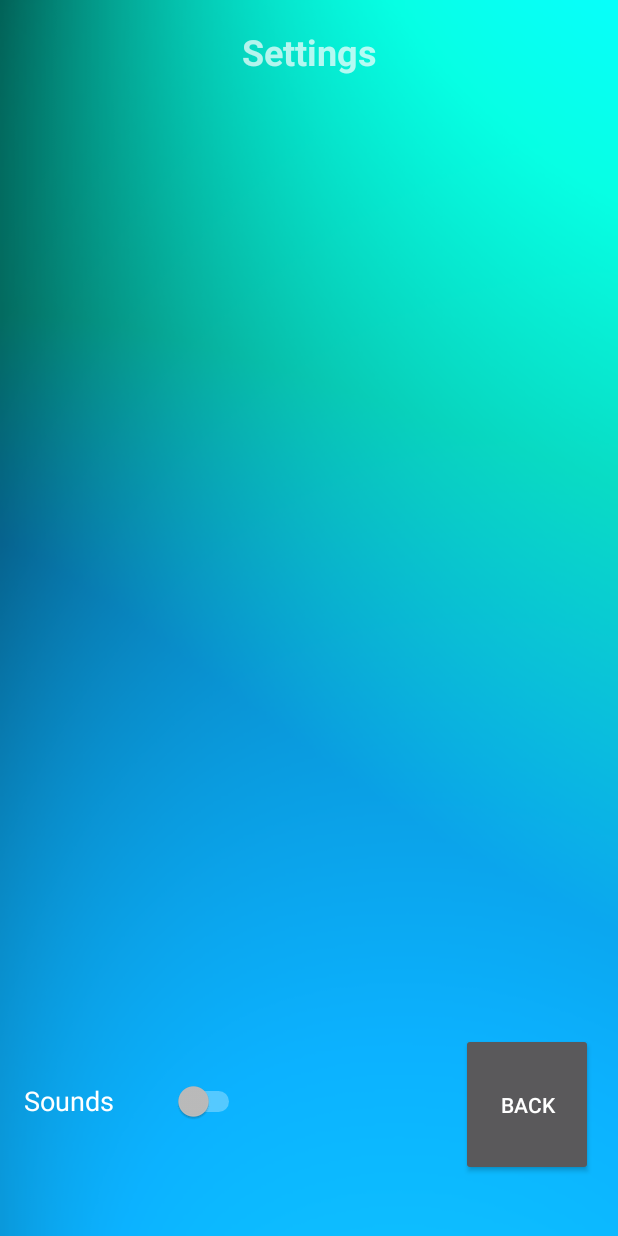
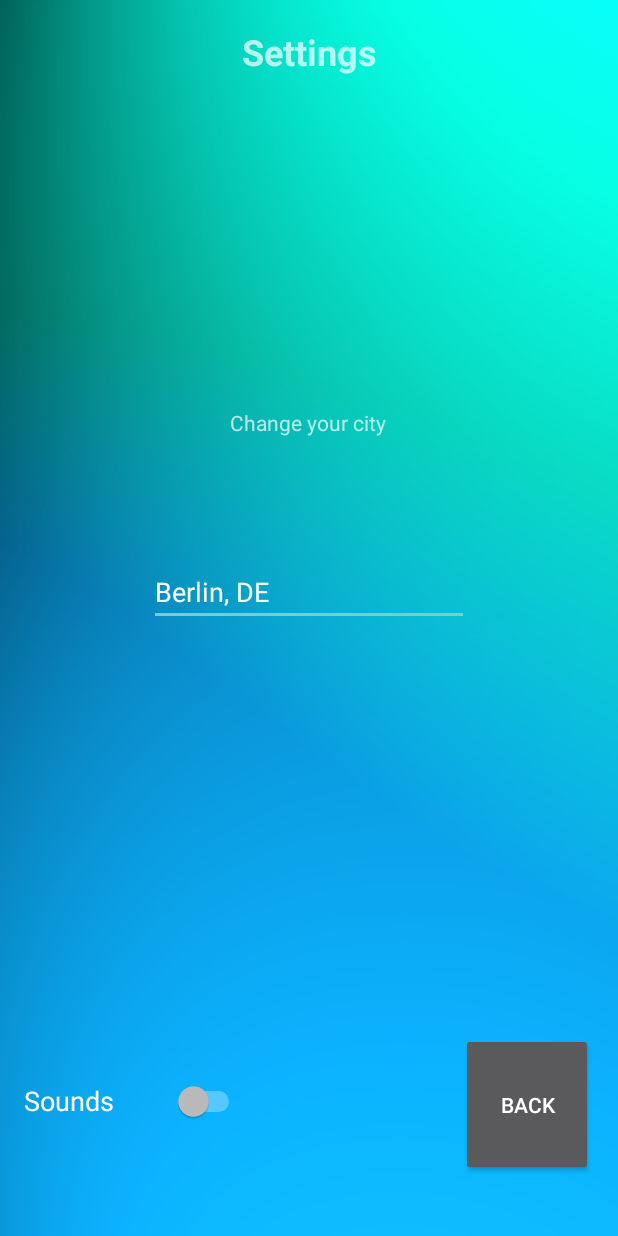
Before and after one commit to ilnprj/WeatherApp, an Android app: the Settings screen opened directly, with no data from a screen before it, on a phone screen of 412 x 824 dp. Run offline under Robolectric (Android 15) with nearby library versions, the phone set to English and light mode, and no system bars.

Commit message:
Загрузка и сохранение города в настройках

```diff
--- a/app/src/main/AndroidManifest.xml
+++ b/app/src/main/AndroidManifest.xml
@@ -1,6 +1,7 @@
 <?xml version="1.0" encoding="utf-8"?>
 <manifest xmlns:android="http://schemas.android.com/apk/res/android"
     package="com.example.weartherapp">
+
     <uses-permission android:name="android.permission.INTERNET" />
 
     <application
@@ -10,7 +11,7 @@
         android:roundIcon="@mipmap/ic_launcher_round"
         android:supportsRtl="true"
         android:theme="@style/Theme.AppCompat.NoActionBar">
-
+        <activity android:name=".Weather"></activity>
         <activity android:name=".Settings" />
         <activity android:name=".MainActivity">
             <intent-filter>
--- a/app/src/main/java/com/example/weartherapp/Settings.java
+++ b/app/src/main/java/com/example/weartherapp/Settings.java
@@ -2,22 +2,79 @@ package com.example.weartherapp;
 
 import android.support.v7.app.AppCompatActivity;
 import android.os.Bundle;
+import android.text.Editable;
+import android.text.TextWatcher;
 import android.view.View;
 import android.widget.Button;
-
+import android.content.SharedPreferences;
+import android.widget.TextView;
+import android.util.Log;
 public class Settings extends AppCompatActivity implements View.OnClickListener {
 
+    SharedPreferences userPrefs;
+    TextView text;
+    Button backBtn;
     @Override
     protected void onCreate(Bundle savedInstanceState) {
+        //Задействуем первоначальную реализацию родителя
         super.onCreate(savedInstanceState);
+        //Задаем интерфейс в Activity
         setContentView(R.layout.activity_settings);
-        Button btn = findViewById(R.id.backBtn);
-        btn.setOnClickListener(this);
+        //Инициализация содержимого в интерфейсе
+        setButtons();
+        initPrefs();
+        setTextViews();
     }
+
+    private void setButtons()
+    {
+        backBtn = findViewById(R.id.backBtn);
+        backBtn.setOnClickListener(this);
+    }
+
+    private void setTextViews()
+    {
+        text = findViewById(R.id.editText2);
+        text.setText(getDefaultCity());
+        text.addTextChangedListener(new TextWatcher() {
+            @Override
+            public void beforeTextChanged(CharSequence s, int start, int count, int after) {
+
+            }
+
+            @Override
+            public void onTextChanged(CharSequence s, int start, int before, int count) {
+
+            }
+
+            @Override
+            public void afterTextChanged(Editable s) {
+                setCity(text.getText().toString());
+            }
+        });
+    }
+
+    private void initPrefs()
+    {
+        userPrefs = getApplicationContext().getSharedPreferences("MyPrefs",MODE_PRIVATE);
+    }
+
 
     @Override
     public void onClick(View v)
     {
         onBackPressed();
     }
+
+    String getDefaultCity()
+    {
+        return this.userPrefs.getString("city", "Berlin, DE");
+    }
+
+    private void setCity(String city)
+    {
+        this.userPrefs.edit().putString("city",city).commit();
+    }
+
+
 }
--- a/app/src/main/res/layout/activity_main.xml
+++ b/app/src/main/res/layout/activity_main.xml
@@ -32,7 +32,7 @@
         app:layout_constraintVertical_bias="0.387" />
 
     <Button
-        android:id="@+id/buttonStart"
+        android:id="@+id/buttonShowWeather"
         android:layout_width="149dp"
         android:layout_height="78dp"
         android:layout_marginStart="8dp"
@@ -41,7 +41,7 @@
         android:layout_marginRight="8dp"
         android:layout_marginBottom="160dp"
         android:background="@drawable/button"
-        android:text="Show Weather"
+        android:text="@string/ShowWeather"
         android:textColor="@color/common_google_signin_btn_text_dark_default"
         app:layout_constraintBottom_toBottomOf="parent"
         app:layout_constraintEnd_toEndOf="parent"
@@ -58,7 +58,7 @@
         android:layout_marginRight="8dp"
         android:layout_marginBottom="160dp"
         android:background="@drawable/button"
-        android:text="Настройки"
+        android:text="@string/settings"
         android:textColor="@color/common_google_signin_btn_text_dark_default"
         app:layout_constraintBottom_toBottomOf="parent"
         app:layout_constraintEnd_toEndOf="parent"
--- a/app/src/main/res/layout/activity_settings.xml
+++ b/app/src/main/res/layout/activity_settings.xml
@@ -56,4 +56,37 @@
         app:layout_constraintEnd_toEndOf="parent"
         app:layout_constraintStart_toStartOf="parent"
         app:layout_constraintTop_toTopOf="parent" />
+
+    <TextView
+        android:id="@+id/textView3"
+        android:layout_width="206dp"
+        android:layout_height="84dp"
+        android:layout_marginStart="100dp"
+        android:layout_marginLeft="100dp"
+        android:layout_marginTop="240dp"
+        android:layout_marginEnd="8dp"
+        android:layout_marginRight="8dp"
+        android:gravity="center"
+        android:text="@string/ChangeCity"
+        app:layout_constraintEnd_toEndOf="parent"
+        app:layout_constraintHorizontal_bias="0.02"
+        app:layout_constraintStart_toStartOf="parent"
+        app:layout_constraintTop_toTopOf="parent" />
+
+    <EditText
+        android:id="@+id/editText2"
+        android:layout_width="wrap_content"
+        android:layout_height="wrap_content"
+        android:layout_marginStart="8dp"
+        android:layout_marginLeft="8dp"
+        android:layout_marginTop="48dp"
+        android:layout_marginEnd="8dp"
+        android:layout_marginRight="8dp"
+        android:ems="10"
+        android:inputType="textPersonName"
+        android:text="Name"
+        app:layout_constraintEnd_toEndOf="parent"
+        app:layout_constraintStart_toStartOf="parent"
+        app:layout_constraintTop_toBottomOf="@+id/textView3" />
+
 </android.support.constraint.ConstraintLayout>
```
Also changed, not shown: app/src/main/java/com/example/weartherapp/MainActivity.java (+12 -41 lines), app/src/main/java/com/example/weartherapp/Weather.java (added, +53 -0 lines), app/src/main/res/layout/activity_weather.xml (added, +91 -0 lines), app/src/main/res/values/strings.xml (+7 -2 lines).
